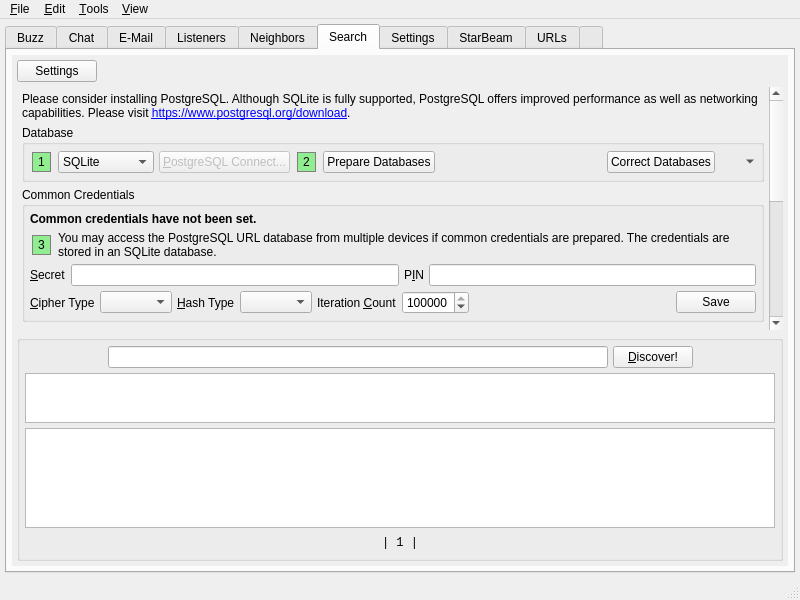
Above: branches/trunk/UI/spot-on-controlcenter.ui from textbrowser/spot-on before the change. Below: the same form after it.
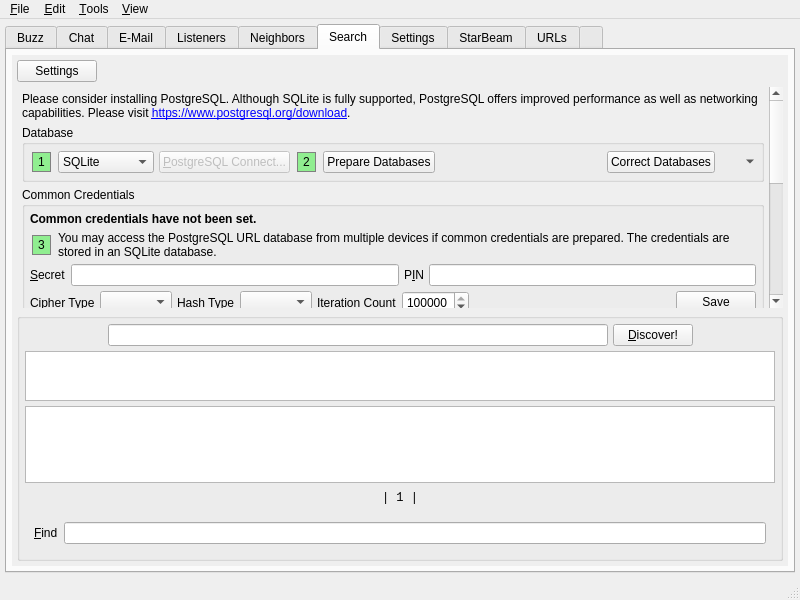
That is the form after the change. The open tabs and pages were chosen to show the change. Icons and pictures are not drawn. Custom widgets are drawn as their Qt base class.

The edit to the form file:
```diff
--- a/branches/trunk/UI/spot-on-controlcenter.ui
+++ b/branches/trunk/UI/spot-on-controlcenter.ui
@@ -5333,6 +5333,29 @@
                  </item>
                 </layout>
                </item>
+               <item>
+                <widget class="QFrame" name="find_frame">
+                 <layout class="QHBoxLayout" name="horizontalLayout_45">
+                  <item>
+                   <widget class="QLabel" name="label_101">
+                    <property name="text">
+                     <string>&amp;Find</string>
+                    </property>
+                    <property name="buddy">
+                     <cstring>find</cstring>
+                    </property>
+                   </widget>
+                  </item>
+                  <item>
+                   <widget class="QLineEdit" name="find">
+                    <property name="toolTip">
+                     <string>Please press the Enter key after providing the search text.</string>
+                    </property>
+                   </widget>
+                  </item>
+                 </layout>
+                </widget>
+               </item>
               </layout>
              </widget>
             </item>
@@ -8655,16 +8678,16 @@
   </action>
  </widget>
  <customwidgets>
-  <customwidget>
-   <class>spoton_textedit</class>
-   <extends>QTextEdit</extends>
-   <header>GUI/spot-on-textedit.h</header>
-  </customwidget>
   <customwidget>
    <class>spoton_textbrowser</class>
    <extends>QTextBrowser</extends>
    <header>spot-on-textbrowser.h</header>
   </customwidget>
+  <customwidget>
+   <class>spoton_textedit</class>
+   <extends>QTextEdit</extends>
+   <header>GUI/spot-on-textedit.h</header>
+  </customwidget>
   <customwidget>
    <class>spoton_tabwidget</class>
    <extends>QTabWidget</extends>
```
Left out of the diff: 10 changed lines with no effect on the pictures.
